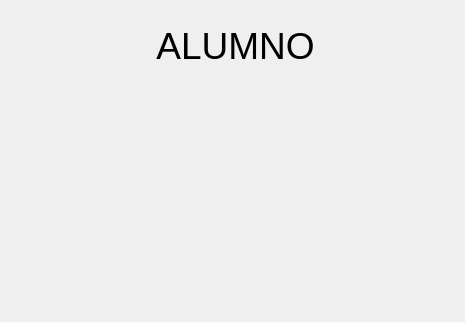
ronihdzz/CACPY, file CUERPO/DISENO/ALUMNO/AlumnoMain_d.ui: the form before one commit.
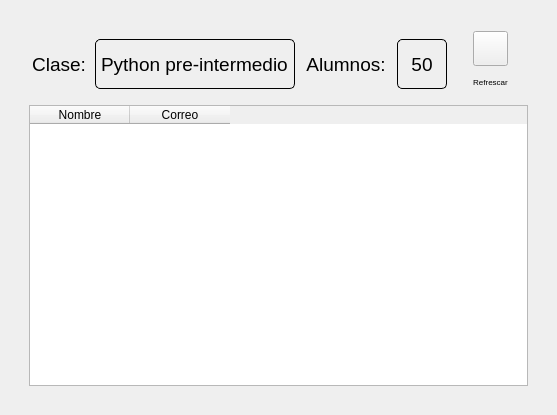
The form after the commit. Icons and pictures are not drawn.

Diff of the .ui file:
```diff
--- a/CUERPO/DISENO/ALUMNO/AlumnoMain_d.ui
+++ b/CUERPO/DISENO/ALUMNO/AlumnoMain_d.ui
@@ -6,51 +6,422 @@
    <rect>
     <x>0</x>
     <y>0</y>
-    <width>465</width>
-    <height>322</height>
+    <width>555</width>
+    <height>415</height>
    </rect>
   </property>
   <property name="windowTitle">
    <string>Form</string>
   </property>
-  <widget class="QLabel" name="label">
-   <property name="geometry">
-    <rect>
-     <x>100</x>
-     <y>20</y>
-     <width>271</width>
-     <height>51</height>
-    </rect>
-   </property>
-   <property name="font">
-    <font>
-     <pointsize>28</pointsize>
-    </font>
-   </property>
-   <property name="text">
-    <string>ALUMNO</string>
-   </property>
-   <property name="alignment">
-    <set>Qt::AlignCenter</set>
-   </property>
-  </widget>
-  <widget class="QLabel" name="label_2">
-   <property name="geometry">
-    <rect>
-     <x>120</x>
-     <y>90</y>
-     <width>211</width>
-     <height>211</height>
-    </rect>
-   </property>
-   <property name="styleSheet">
-    <string notr="true">border-image: url(:/main/IMAGENES/estudiantes.png);
+  <layout class="QVBoxLayout" name="verticalLayout_2">
+   <item>
+    <widget class="QStackedWidget" name="listWidget">
+     <property name="toolTipDuration">
+      <number>0</number>
+     </property>
+     <property name="styleSheet">
+      <string notr="true">padding:0px;
+margin:0px;
+
 </string>
-   </property>
-   <property name="text">
-    <string/>
-   </property>
-  </widget>
+     </property>
+     <property name="frameShape">
+      <enum>QFrame::NoFrame</enum>
+     </property>
+     <property name="frameShadow">
+      <enum>QFrame::Plain</enum>
+     </property>
+     <property name="currentIndex">
+      <number>0</number>
+     </property>
+     <widget class="QWidget" name="page">
+      <layout class="QVBoxLayout" name="verticalLayout_9">
+       <item>
+        <widget class="QWidget" name="widget_2" native="true">
+         <layout class="QVBoxLayout" name="verticalLayout_8">
+          <item>
+           <layout class="QHBoxLayout" name="horizontalLayout_5">
+            <item>
+             <widget class="QLabel" name="label_8">
+              <property name="minimumSize">
+               <size>
+                <width>60</width>
+                <height>50</height>
+               </size>
+              </property>
+              <property name="maximumSize">
+               <size>
+                <width>50</width>
+                <height>50</height>
+               </size>
+              </property>
+              <property name="baseSize">
+               <size>
+                <width>40</width>
+                <height>50</height>
+               </size>
+              </property>
+              <property name="font">
+               <font>
+                <pointsize>14</pointsize>
+               </font>
+              </property>
+              <property name="text">
+               <string>Clase:</string>
+              </property>
+              <property name="alignment">
+               <set>Qt::AlignCenter</set>
+              </property>
+             </widget>
+            </item>
+            <item>
+             <widget class="QLabel" name="bel_nombreCurso">
+              <property name="minimumSize">
+               <size>
+                <width>200</width>
+                <height>50</height>
+               </size>
+              </property>
+              <property name="maximumSize">
+               <size>
+                <width>16777215</width>
+                <height>50</height>
+               </size>
+              </property>
+              <property name="baseSize">
+               <size>
+                <width>200</width>
+                <height>50</height>
+               </size>
+              </property>
+              <property name="font">
+               <font>
+                <pointsize>14</pointsize>
+               </font>
+              </property>
+              <property name="styleSheet">
+               <string notr="true">border: 1px solid black;
+border-radius:5px;</string>
+              </property>
+              <property name="text">
+               <string>Python pre-intermedio</string>
+              </property>
+             </widget>
+            </item>
+            <item>
+             <widget class="QLabel" name="label_9">
+              <property name="minimumSize">
+               <size>
+                <width>90</width>
+                <height>50</height>
+               </size>
+              </property>
+              <property name="maximumSize">
+               <size>
+                <width>50</width>
+                <height>50</height>
+               </size>
+              </property>
+              <property name="baseSize">
+               <size>
+                <width>40</width>
+                <height>50</height>
+               </size>
+              </property>
+              <property name="font">
+               <font>
+                <pointsize>14</pointsize>
+               </font>
+              </property>
+              <property name="text">
+               <string>Alumnos:</string>
+              </property>
+              <property name="alignment">
+               <set>Qt::AlignCenter</set>
+              </property>
+             </widget>
+            </item>
+            <item>
+             <widget class="QLabel" name="bel_numeroAlumnos">
+              <property name="minimumSize">
+               <size>
+                <width>50</width>
+                <height>50</height>
+               </size>
+              </property>
+              <property name="maximumSize">
+               <size>
+                <width>50</width>
+                <height>50</height>
+               </size>
+              </property>
+              <property name="baseSize">
+               <size>
+                <width>100</width>
+                <height>50</height>
+               </size>
+              </property>
+              <property name="font">
+               <font>
+                <pointsize>14</pointsize>
+               </font>
+              </property>
+              <property name="styleSheet">
+               <string notr="true">border: 1px solid black;
+border-radius:5px;</string>
+              </property>
+              <property name="text">
+               <string>50</string>
+              </property>
+              <property name="alignment">
+               <set>Qt::AlignCenter</set>
+              </property>
+             </widget>
+            </item>
+            <item>
+             <layout class="QVBoxLayout" name="verticalLayout_5">
+              <property name="spacing">
+               <number>0</number>
+              </property>
+              <property name="leftMargin">
+               <number>20</number>
+              </property>
+              <property name="rightMargin">
+               <number>20</number>
+              </property>
+              <item>
+               <widget class="QPushButton" name="btn_refrescarListaAlumnos">
+                <property name="minimumSize">
+                 <size>
+                  <width>35</width>
+                  <height>35</height>
+                 </size>
+                </property>
+                <property name="maximumSize">
+                 <size>
+                  <width>30</width>
+                  <height>30</height>
+                 </size>
+                </property>
+                <property name="sizeIncrement">
+                 <size>
+                  <width>0</width>
+                  <height>0</height>
+                 </size>
+                </property>
+                <property name="baseSize">
+                 <size>
+                  <width>30</width>
+                  <height>30</height>
+                 </size>
+                </property>
+                <property name="styleSheet">
+                 <string notr="true">QPushButton {
+border-image: url(:/main/IMAGENES/cargar_off.png);
+ }
+
+QPushButton:hover {
+border-image: url(:/main/IMAGENES/cargar_on.png);
+}
+
+QPushButton:pressed {
+border-image: url(:/main/IMAGENES/cargar_off.png);
+}
+</string>
+                </property>
+                <property name="text">
+                 <string/>
+                </property>
+               </widget>
+              </item>
+              <item>
+               <widget class="QLabel" name="bel_agregar_or_guardar_apar_2">
+                <property name="minimumSize">
+                 <size>
+                  <width>35</width>
+                  <height>35</height>
+                 </size>
+                </property>
+                <property name="maximumSize">
+                 <size>
+                  <width>35</width>
+                  <height>35</height>
+                 </size>
+                </property>
+                <property name="baseSize">
+                 <size>
+                  <width>30</width>
+                  <height>30</height>
+                 </size>
+                </property>
+                <property name="font">
+                 <font>
+                  <pointsize>6</pointsize>
+                 </font>
+                </property>
+                <property name="text">
+                 <string>Refrescar</string>
+                </property>
+                <property name="alignment">
+                 <set>Qt::AlignCenter</set>
+                </property>
+                <property name="wordWrap">
+                 <bool>true</bool>
+                </property>
+               </widget>
+              </item>
+             </layout>
+            </item>
+           </layout>
+          </item>
+          <item>
+           <widget class="QTableWidget" name="tableWidget_alumnos">
+            <property name="minimumSize">
+             <size>
+              <width>0</width>
+              <height>200</height>
+             </size>
+            </property>
+            <column>
+             <property name="text">
+              <string>Nombre</string>
+             </property>
+            </column>
+            <column>
+             <property name="text">
+              <string>Correo</string>
+             </property>
+            </column>
+           </widget>
+          </item>
+         </layout>
+        </widget>
+       </item>
+      </layout>
+     </widget>
+     <widget class="QWidget" name="page_2">
+      <layout class="QVBoxLayout" name="verticalLayout_7">
+       <item>
+        <widget class="QWidget" name="widget_3" native="true">
+         <layout class="QVBoxLayout" name="verticalLayout">
+          <item>
+           <layout class="QHBoxLayout" name="horizontalLayout_9">
+            <property name="spacing">
+             <number>15</number>
+            </property>
+           </layout>
+          </item>
+          <item>
+           <widget class="QTextBrowser" name="textBrowser_datosEstudiante">
+            <property name="minimumSize">
+             <size>
+              <width>200</width>
+              <height>30</height>
+             </size>
+            </property>
+            <property name="maximumSize">
+             <size>
+              <width>16777215</width>
+              <height>100</height>
+             </size>
+            </property>
+            <property name="styleSheet">
+             <string notr="true">border: 2px solid   black;
+border-radius:5px
+</string>
+            </property>
+           </widget>
+          </item>
+          <item>
+           <layout class="QHBoxLayout" name="horizontalLayout_12"/>
+          </item>
+          <item>
+           <layout class="QVBoxLayout" name="verticalLayout_4">
+            <property name="spacing">
+             <number>50</number>
+            </property>
+            <property name="topMargin">
+             <number>15</number>
+            </property>
+            <item>
+             <widget class="QTableWidget" name="tableWidget_tareasAlumno">
+              <property name="minimumSize">
+               <size>
+                <width>0</width>
+                <height>200</height>
+               </size>
+              </property>
+              <column>
+               <property name="text">
+                <string>Nombre</string>
+               </property>
+              </column>
+              <column>
+               <property name="text">
+                <string>Topic</string>
+               </property>
+              </column>
+              <column>
+               <property name="text">
+                <string>Calificacion</string>
+               </property>
+              </column>
+             </widget>
+            </item>
+           </layout>
+          </item>
+          <item>
+           <layout class="QHBoxLayout" name="horizontalLayout_14">
+            <item>
+             <widget class="QCommandLinkButton" name="btn_regresar">
+              <property name="minimumSize">
+               <size>
+                <width>100</width>
+                <height>40</height>
+               </size>
+              </property>
+              <property name="maximumSize">
+               <size>
+                <width>120</width>
+                <height>40</height>
+               </size>
+              </property>
+              <property name="text">
+               <string>Regresar </string>
+              </property>
+              <property name="icon">
+               <iconset resource="../../../img.qrc">
+                <normaloff>:/main/IMAGENES/regresar_on.png</normaloff>
+                <normalon>:/main/IMAGENES/regresar_off.png</normalon>:/main/IMAGENES/regresar_on.png</iconset>
+              </property>
+              <property name="checkable">
+               <bool>false</bool>
+              </property>
+             </widget>
+            </item>
+            <item>
+             <spacer name="horizontalSpacer">
+              <property name="orientation">
+               <enum>Qt::Horizontal</enum>
+              </property>
+              <property name="sizeHint" stdset="0">
+               <size>
+                <width>40</width>
+                <height>20</height>
+               </size>
+              </property>
+             </spacer>
+            </item>
+           </layout>
+          </item>
+         </layout>
+        </widget>
+       </item>
+      </layout>
+     </widget>
+    </widget>
+   </item>
+  </layout>
  </widget>
  <resources>
   <include location="../../../img.qrc"/>
```
